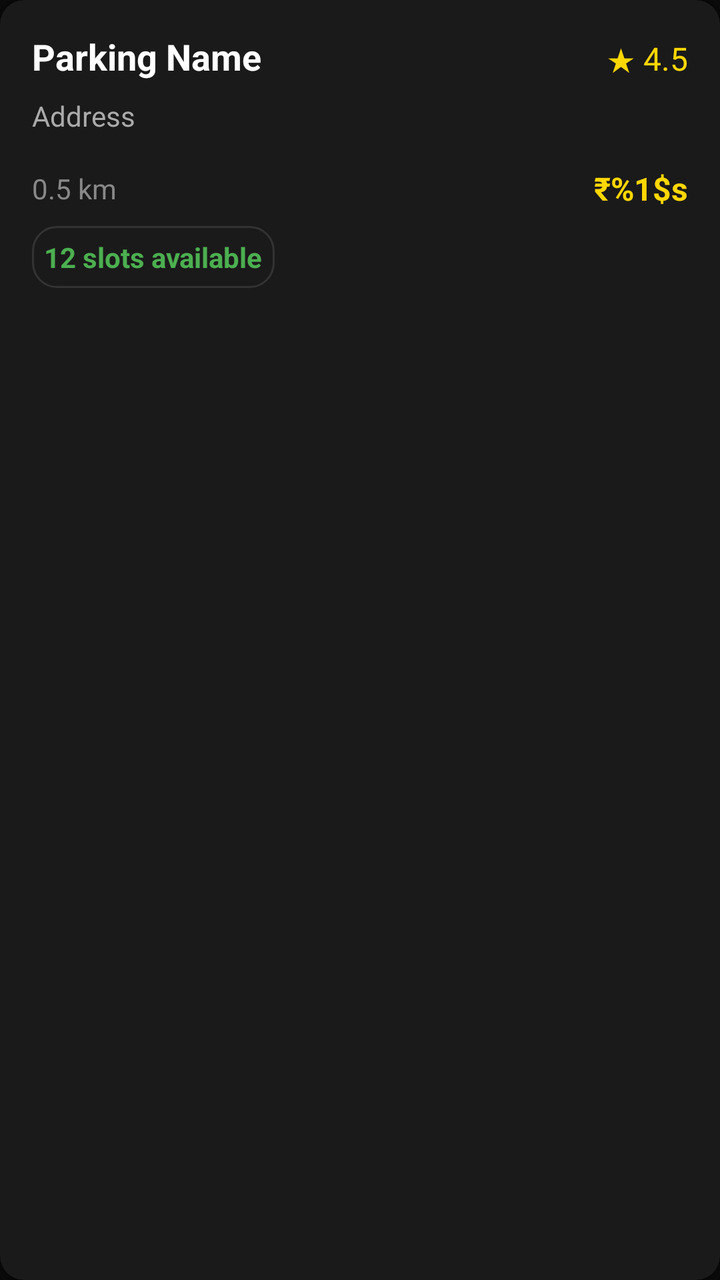
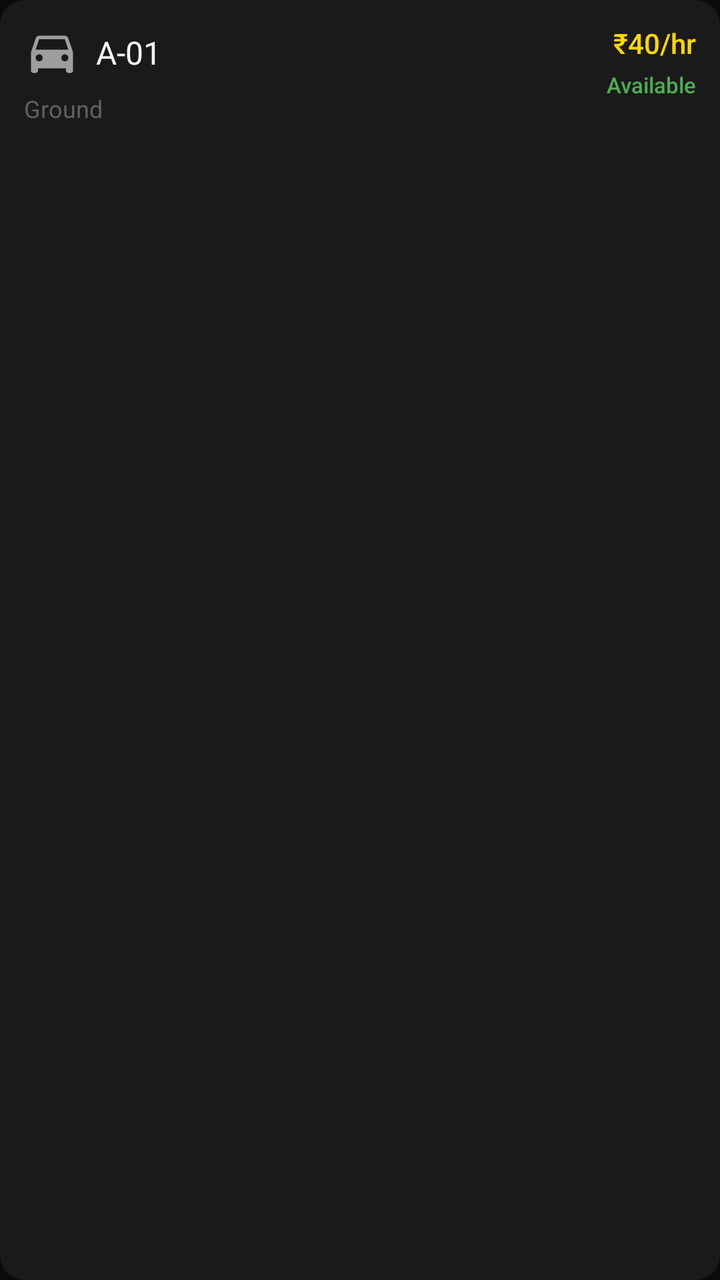

The first picture is an Android layout as it rendered before a commit; the second is the same layout after the commit. The layout source and the unified diff follow.
<!-- AndroidManifest.xml: application theme Theme.Slotify -->
<!-- res/layout/item_parking_slot.xml -->
<?xml version="1.0" encoding="utf-8"?>
<androidx.cardview.widget.CardView xmlns:android="http://schemas.android.com/apk/res/android"
    xmlns:app="http://schemas.android.com/apk/res-auto"
    android:layout_width="match_parent"
    android:layout_height="wrap_content"
    android:layout_marginBottom="@dimen/margin_medium"
    app:cardBackgroundColor="@color/background_card"
    app:cardCornerRadius="@dimen/card_corner_radius"
    app:cardElevation="@dimen/card_elevation"
    android:clickable="true"
    android:focusable="true"
    android:foreground="?attr/selectableItemBackground">

    <LinearLayout
        android:layout_width="match_parent"
        android:layout_height="wrap_content"
        android:orientation="vertical"
        android:padding="@dimen/padding_medium">


        <LinearLayout
            android:layout_width="match_parent"
            android:layout_height="wrap_content"
            android:orientation="horizontal"
            android:layout_marginBottom="@dimen/margin_small">

            <TextView
                android:id="@+id/slotNameText"
                android:layout_width="0dp"
                android:layout_height="wrap_content"
                android:layout_weight="1"
                android:text="Parking Name"
                android:textColor="@color/text_primary"
                android:textSize="@dimen/text_large"
                android:textStyle="bold" />

            <TextView
                android:id="@+id/slotRatingText"
                android:layout_width="wrap_content"
                android:layout_height="wrap_content"
                android:text="★ 4.5"
                android:textColor="@color/accent_yellow"
                android:textSize="@dimen/text_medium" />

        </LinearLayout>


        <TextView
            android:id="@+id/slotAddressText"
            android:layout_width="match_parent"
            android:layout_height="wrap_content"
            android:text="Address"
            android:textColor="@color/text_secondary"
            android:textSize="@dimen/text_small"
            android:layout_marginBottom="@dimen/margin_medium" />


        <LinearLayout
            android:layout_width="match_parent"
            android:layout_height="wrap_content"
            android:orientation="horizontal"
            android:gravity="center_vertical">

            <TextView
                android:id="@+id/slotDistanceText"
                android:layout_width="0dp"
                android:layout_height="wrap_content"
                android:layout_weight="1"
                android:text="0.5 km"
                android:textColor="@color/text_muted"
                android:textSize="@dimen/text_small" />

            <TextView
                android:id="@+id/slotPriceText"
                android:layout_width="wrap_content"
                android:layout_height="wrap_content"
                android:text="@string/price_format"
                android:textColor="@color/accent_yellow"
                android:textSize="@dimen/text_medium"
                android:textStyle="bold"
                android:layout_marginStart="@dimen/margin_medium" />


        </LinearLayout>


        <TextView
            android:id="@+id/slotAvailabilityText"
            android:layout_width="wrap_content"
            android:layout_height="wrap_content"
            android:text="12 slots available"
            android:textColor="@color/success_green"
            android:textSize="@dimen/text_small"
            android:textStyle="bold"
            android:layout_marginTop="@dimen/margin_small"
            android:background="@drawable/card_background"
            android:padding="6dp" />

    </LinearLayout>

</androidx.cardview.widget.CardView>
<!-- resources referenced by this layout -->
<resources>
  <color name="accent_yellow">#FFD700</color>
  <color name="background_card">#1A1A1A</color>
  <color name="success_green">#4CAF50</color>
  <color name="text_muted">#888888</color>
  <color name="text_primary">#FFFFFF</color>
  <color name="text_secondary">#AAAAAA</color>
  <dimen name="card_corner_radius">12dp</dimen>
  <dimen name="card_elevation">4dp</dimen>
  <dimen name="margin_medium">16dp</dimen>
  <dimen name="margin_small">8dp</dimen>
  <dimen name="padding_medium">16dp</dimen>
  <dimen name="text_large">18sp</dimen>
  <dimen name="text_medium">16sp</dimen>
  <dimen name="text_small">14sp</dimen>
  <!-- drawable card_background (drawable) -->
  <?xml version="1.0" encoding="utf-8"?>
  <shape xmlns:android="http://schemas.android.com/apk/res/android"
      android:shape="rectangle">
  
      <solid android:color="@color/background_card" />
  
      <stroke
          android:width="1dp"
          android:color="@color/border_color" />
  
      <corners android:radius="@dimen/card_corner_radius" />
  
  </shape>
  <string name="price_format">₹%1$s</string>
  <style name="Theme.Slotify" parent="Theme.Material3.DayNight.NoActionBar">
          
          <item name="colorPrimary">@color/primary</item>
          <item name="colorPrimaryVariant">@color/primary_dark</item>
          <item name="colorOnPrimary">@color/background</item>
  
          
          <item name="colorSecondary">@color/primary</item>
          <item name="colorSecondaryVariant">@color/primary_dark</item>
          <item name="colorOnSecondary">@color/background</item>
  
          
          <item name="android:colorBackground">@color/background</item>
          <item name="colorSurface">@color/surface</item>
          <item name="colorOnSurface">@color/text_primary</item>
  
          
          <item name="android:statusBarColor">@color/background</item>
          <item name="android:navigationBarColor">@color/background</item>
          <item name="android:windowLightStatusBar">false</item>
  
          
          <item name="colorError">@color/error</item>
          <item name="colorOnError">@color/white</item>
      </style>
  <color name="border_color">#333333</color>
  <color name="primary">#FFD700</color>
  <color name="primary_dark">#E6C200</color>
  <color name="background">#0A0A0A</color>
  <color name="surface">#1A1A1A</color>
  <color name="error">#F44336</color>
  <color name="white">#FFFFFF</color>
</resources>

<!-- the commit's change to res/layout/item_parking_slot.xml (unified diff, before → after) -->
@@ -1,101 +1,82 @@
 <?xml version="1.0" encoding="utf-8"?>
-<androidx.cardview.widget.CardView xmlns:android="http://schemas.android.com/apk/res/android"
+<androidx.cardview.widget.CardView
+    xmlns:android="http://schemas.android.com/apk/res/android"
     xmlns:app="http://schemas.android.com/apk/res-auto"
+    android:id="@+id/cardSlot"
     android:layout_width="match_parent"
     android:layout_height="wrap_content"
-    android:layout_marginBottom="@dimen/margin_medium"
-    app:cardBackgroundColor="@color/background_card"
-    app:cardCornerRadius="@dimen/card_corner_radius"
-    app:cardElevation="@dimen/card_elevation"
-    android:clickable="true"
-    android:focusable="true"
-    android:foreground="?attr/selectableItemBackground">
+    android:layout_margin="4dp"
+    app:cardBackgroundColor="@color/surface_card"
+    app:cardCornerRadius="12dp"
+    app:cardElevation="0dp">
 
-    <LinearLayout
+    <androidx.constraintlayout.widget.ConstraintLayout
         android:layout_width="match_parent"
         android:layout_height="wrap_content"
-        android:orientation="vertical"
-        android:padding="@dimen/padding_medium">
+        android:padding="12dp">
 
+        
+        <ImageView
+            android:id="@+id/ivVehicleType"
+            android:layout_width="28dp"
+            android:layout_height="28dp"
+            android:src="@drawable/ic_car_standard"
+            app:tint="@color/text_secondary"
+            android:contentDescription="Vehicle type"
+            app:layout_constraintStart_toStartOf="parent"
+            app:layout_constraintTop_toTopOf="parent"/>
 
-        <LinearLayout
-            android:layout_width="match_parent"
-            android:layout_height="wrap_content"
-            android:orientation="horizontal"
-            android:layout_marginBottom="@dimen/margin_small">
-
-            <TextView
-                android:id="@+id/slotNameText"
-                android:layout_width="0dp"
-                android:layout_height="wrap_content"
-                android:layout_weight="1"
-                android:text="Parking Name"
-                android:textColor="@color/text_primary"
-                android:textSize="@dimen/text_large"
-                android:textStyle="bold" />
-
-            <TextView
-                android:id="@+id/slotRatingText"
-                android:layout_width="wrap_content"
-                android:layout_height="wrap_content"
-                android:text="★ 4.5"
-                android:textColor="@color/accent_yellow"
-                android:textSize="@dimen/text_medium" />
-
-        </LinearLayout>
-
-
+        
         <TextView
-            android:id="@+id/slotAddressText"
-            android:layout_width="match_parent"
-            android:layout_height="wrap_content"
-            android:text="Address"
-            android:textColor="@color/text_secondary"
-            android:textSize="@dimen/text_small"
-            android:layout_marginBottom="@dimen/margin_medium" />
-
-
-        <LinearLayout
-            android:layout_width="match_parent"
-            android:layout_height="wrap_content"
-            android:orientation="horizontal"
-            android:gravity="center_vertical">
-
-            <TextView
-                android:id="@+id/slotDistanceText"
-                android:layout_width="0dp"
-                android:layout_height="wrap_content"
-                android:layout_weight="1"
-                android:text="0.5 km"
-                android:textColor="@color/text_muted"
-                android:textSize="@dimen/text_small" />
-
-            <TextView
-                android:id="@+id/slotPriceText"
-                android:layout_width="wrap_content"
-                android:layout_height="wrap_content"
-                android:text="@string/price_format"
-                android:textColor="@color/accent_yellow"
-                android:textSize="@dimen/text_medium"
-                android:textStyle="bold"
-                android:layout_marginStart="@dimen/margin_medium" />
-
-
-        </LinearLayout>
-
-
-        <TextView
-            android:id="@+id/slotAvailabilityText"
+            android:id="@+id/tvSlotNumber"
             android:layout_width="wrap_content"
             android:layout_height="wrap_content"
-            android:text="12 slots available"
-            android:textColor="@color/success_green"
-            android:textSize="@dimen/text_small"
-            android:textStyle="bold"
-            android:layout_marginTop="@dimen/margin_small"
-            android:background="@drawable/card_background"
-            android:padding="6dp" />
+            android:layout_marginStart="8dp"
+            android:text="A-01"
+            android:textColor="@color/text_primary"
+            android:textSize="16sp"
+            android:fontFamily="sans-serif-bold"
+            app:layout_constraintStart_toEndOf="@id/ivVehicleType"
+            app:layout_constraintTop_toTopOf="@id/ivVehicleType"
+            app:layout_constraintBottom_toBottomOf="@id/ivVehicleType"/>
 
-    </LinearLayout>
+        
+        <TextView
+            android:id="@+id/tvPrice"
+            android:layout_width="wrap_content"
+            android:layout_height="wrap_content"
+            android:text="₹40/hr"
+            android:textColor="@color/yellow_primary"
+            android:textSize="14sp"
+            android:fontFamily="sans-serif-medium"
+            app:layout_constraintTop_toTopOf="parent"
+            app:layout_constraintEnd_toEndOf="parent"/>
+
+        
+        <TextView
+            android:id="@+id/tvStatus"
+            android:layout_width="wrap_content"
+            android:layout_height="wrap_content"
+            android:layout_marginTop="4dp"
+            android:text="Available"
+            android:textColor="@color/status_available"
+            android:textSize="11sp"
+            android:fontFamily="sans-serif-medium"
+            app:layout_constraintTop_toBottomOf="@id/tvPrice"
+            app:layout_constraintEnd_toEndOf="parent"/>
+
+        
+        <TextView
+            android:id="@+id/tvFloor"
+            android:layout_width="wrap_content"
+            android:layout_height="wrap_content"
+            android:layout_marginTop="6dp"
+            android:text="Ground"
+            android:textColor="@color/text_hint"
+            android:textSize="12sp"
+            app:layout_constraintStart_toStartOf="parent"
+            app:layout_constraintTop_toBottomOf="@id/ivVehicleType"/>
+
+    </androidx.constraintlayout.widget.ConstraintLayout>
 
 </androidx.cardview.widget.CardView>
<!-- resource entries referenced after the edit -->
@@ -1,65 +1,37 @@
 <!-- resources referenced by this layout -->
 <resources>
-  <color name="accent_yellow">#FFD700</color>
-  <color name="background_card">#1A1A1A</color>
-  <color name="success_green">#4CAF50</color>
-  <color name="text_muted">#888888</color>
-  <color name="text_primary">#FFFFFF</color>
-  <color name="text_secondary">#AAAAAA</color>
-  <dimen name="card_corner_radius">12dp</dimen>
-  <dimen name="card_elevation">4dp</dimen>
-  <dimen name="margin_medium">16dp</dimen>
-  <dimen name="margin_small">8dp</dimen>
-  <dimen name="padding_medium">16dp</dimen>
-  <dimen name="text_large">18sp</dimen>
-  <dimen name="text_medium">16sp</dimen>
-  <dimen name="text_small">14sp</dimen>
-  <!-- drawable card_background (drawable) -->
-  <?xml version="1.0" encoding="utf-8"?>
-  <shape xmlns:android="http://schemas.android.com/apk/res/android"
-      android:shape="rectangle">
+  <color name="status_available">#4CAF50</color>
+  <color name="surface_card">#1A1A1A</color>
+  <color name="text_hint">#616161</color>
+  <color name="text_primary">#F5F5F5</color>
+  <color name="text_secondary">#9E9E9E</color>
+  <color name="yellow_primary">#FFD700</color>
+  <!-- drawable ic_car_standard (drawable) -->
+  <vector xmlns:android="http://schemas.android.com/apk/res/android"
+      android:width="24dp"
+      android:height="24dp"
+      android:viewportWidth="24"
+      android:viewportHeight="24">
+      <path
+          android:fillColor="#FFFFFF"
+          android:pathData="M18.92,6.01C18.72,5.42 18.16,5 17.5,5h-11c-0.66,0 -1.21,0.42 -1.42,1.01L3,12v8c0,0.55 0.45,1 1,1h1c0.55,0 1,-0.45 1,-1v-1h12v1c0,0.55 0.45,1 1,1h1c0.55,0 1,-0.45 1,-1v-8l-2.08,-5.99zM6.5,16c-0.83,0 -1.5,-0.67 -1.5,-1.5S5.67,13 6.5,13s1.5,0.67 1.5,1.5S7.33,16 6.5,16zM17.5,16c-0.83,0 -1.5,-0.67 -1.5,-1.5s0.67,-1.5 1.5,-1.5 1.5,0.67 1.5,1.5 -0.67,1.5 -1.5,1.5zM5,11l1.5,-4.5h11L19,11H5z"/>
+  </vector>
+  <style name="Theme.Slotify" parent="Theme.MaterialComponents.DayNight.NoActionBar">
   
-      <solid android:color="@color/background_card" />
+          <item name="colorPrimary">@color/yellow_primary</item>
+          <item name="colorPrimaryVariant">@color/yellow_dark</item>
+          <item name="colorOnPrimary">@color/black_primary</item>
   
-      <stroke
-          android:width="1dp"
-          android:color="@color/border_color" />
+          <item name="colorSecondary">@color/yellow_primary</item>
+          <item name="colorOnSecondary">@color/black_primary</item>
   
-      <corners android:radius="@dimen/card_corner_radius" />
-  
-  </shape>
-  <string name="price_format">₹%1$s</string>
-  <style name="Theme.Slotify" parent="Theme.Material3.DayNight.NoActionBar">
-          
-          <item name="colorPrimary">@color/primary</item>
-          <item name="colorPrimaryVariant">@color/primary_dark</item>
-          <item name="colorOnPrimary">@color/background</item>
-  
-          
-          <item name="colorSecondary">@color/primary</item>
-          <item name="colorSecondaryVariant">@color/primary_dark</item>
-          <item name="colorOnSecondary">@color/background</item>
-  
-          
-          <item name="android:colorBackground">@color/background</item>
-          <item name="colorSurface">@color/surface</item>
-          <item name="colorOnSurface">@color/text_primary</item>
-  
-          
-          <item name="android:statusBarColor">@color/background</item>
-          <item name="android:navigationBarColor">@color/background</item>
+          <item name="android:windowBackground">@color/black_primary</item>
+          <item name="android:statusBarColor">@color/black_primary</item>
+          <item name="android:navigationBarColor">@color/black_primary</item>
           <item name="android:windowLightStatusBar">false</item>
   
-          
-          <item name="colorError">@color/error</item>
-          <item name="colorOnError">@color/white</item>
       </style>
-  <color name="border_color">#333333</color>
-  <color name="primary">#FFD700</color>
-  <color name="primary_dark">#E6C200</color>
-  <color name="background">#0A0A0A</color>
-  <color name="surface">#1A1A1A</color>
-  <color name="error">#F44336</color>
-  <color name="white">#FFFFFF</color>
+  <color name="yellow_dark">#E5C100</color>
+  <color name="black_primary">#0A0A0A</color>
 </resources>
 
